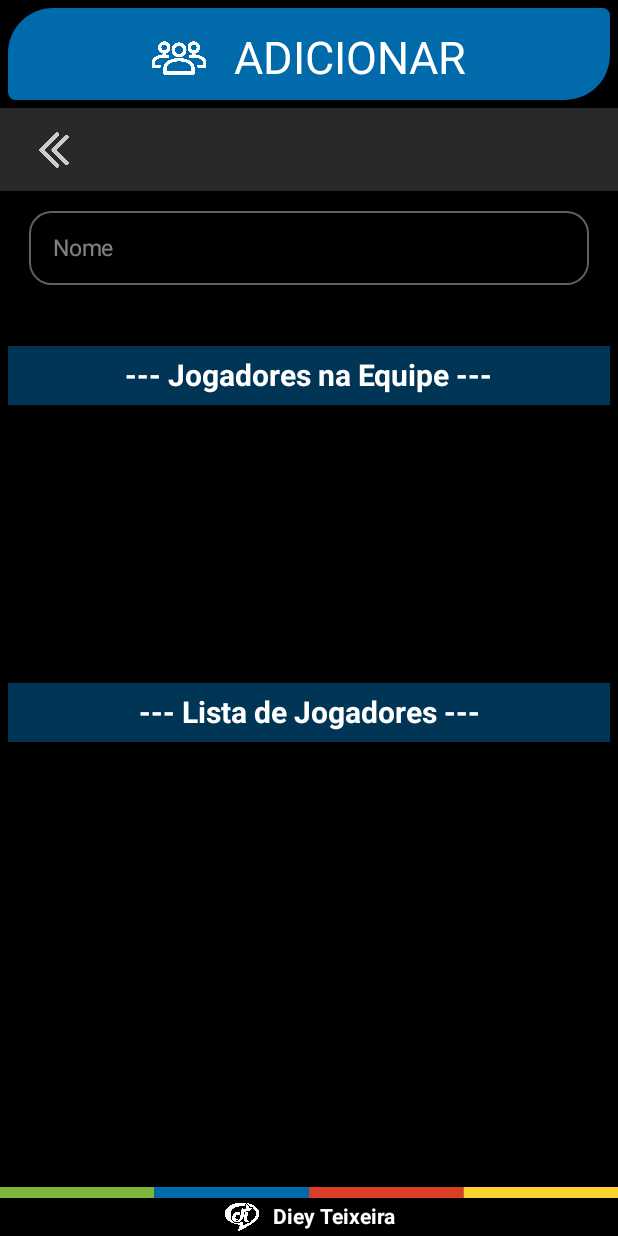
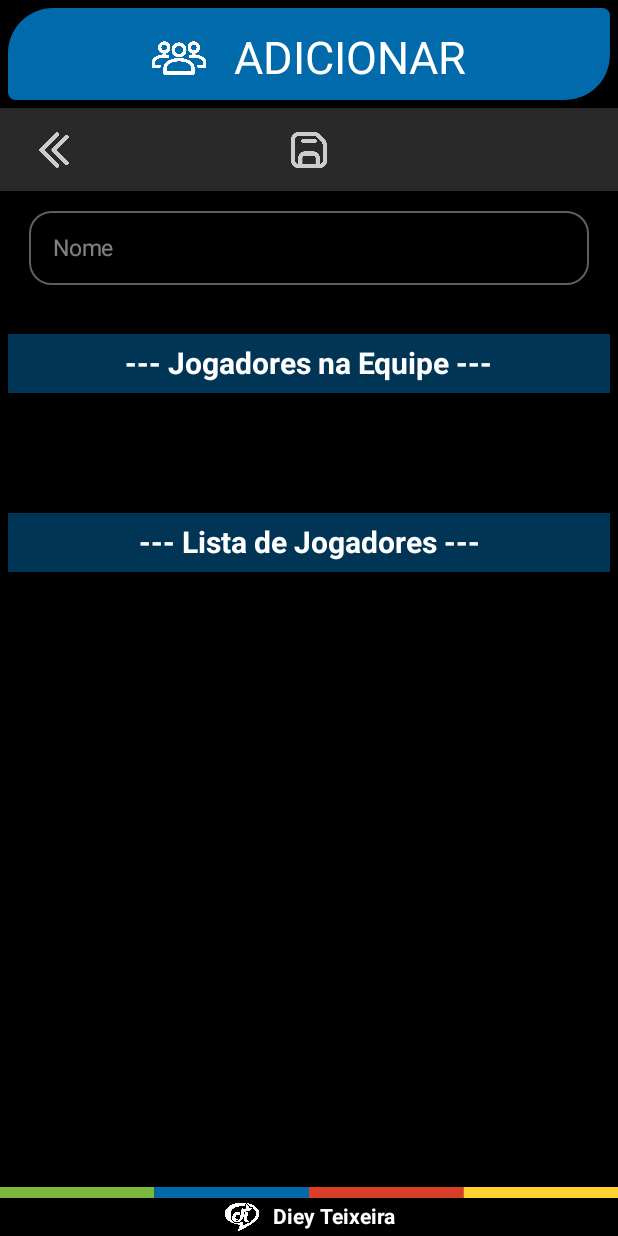
Before and after one commit to DieyTeixeira/PlacarUNO, an Android app built with Jetpack Compose: the TeamsListScreen screen opened through its navigation route, after a tap on "Add", on a phone screen of 412 x 824 dp. Run offline under Robolectric (Android 15) with nearby library versions, the phone set to English and light mode, and no system bars; our stand-ins replace Firebase (no records; nobody signed in at launch, a user with empty details on screens opened directly); libraries missing offline, so code that uses them is left out: com.google.android.exoplayer2.

Commit message:
PlacarUNO
Versão 1.1.5

Implementação completa:
- LogIn
- LogOut
- Cadastro
- Autenticação
- Navegação
- Visualização de senha
- Mensagem de boas vindas
- Fechamento do teclado
- Mensagem de erro caractere alfanumérico
- Ajuste de botões para edição e exclusão
- Inclusão tela equipes
- Ajustes botão exibir layouts
- Layout responsivo
- Verificação de versão
- Tela de atualização
- Rotina de Atualização
- Mensagem de informação
- Cadastrando jogador e equipe no Firebase
- Cadastrando jogador dentro de cada equipe
- Buscando jogadores da equipe para editar

```diff
--- a/app/src/main/java/br/com/dieyteixeira/placaruno/repositories/TeamsRepository.kt
+++ b/app/src/main/java/br/com/dieyteixeira/placaruno/repositories/TeamsRepository.kt
@@ -70,5 +70,6 @@ class TeamsRepository {
 
 fun Team.toTeam() = Team(
     team_id = this.team_id,
-    team_name = this.team_name
+    team_name = this.team_name,
+    team_players = this.team_players
 )
--- a/app/src/main/java/br/com/dieyteixeira/placaruno/ui/navigation/TeamsEditNavigation.kt
+++ b/app/src/main/java/br/com/dieyteixeira/placaruno/ui/navigation/TeamsEditNavigation.kt
@@ -6,10 +6,11 @@ import androidx.compose.runtime.rememberCoroutineScope
 import androidx.navigation.NavGraphBuilder
 import androidx.navigation.NavHostController
 import androidx.navigation.compose.composable
-import androidx.navigation.navArgument
 import br.com.dieyteixeira.placaruno.models.Team
 import br.com.dieyteixeira.placaruno.ui.screens.TeamsEditScreen
+import br.com.dieyteixeira.placaruno.ui.states.TeamsListUiState
 import br.com.dieyteixeira.placaruno.ui.viewmodels.TeamsEditViewModel
+import br.com.dieyteixeira.placaruno.ui.viewmodels.TeamsListViewModel
 import kotlinx.coroutines.launch
 import org.koin.androidx.compose.koinViewModel
 import org.koin.core.parameter.parametersOf
@@ -23,12 +24,20 @@ fun NavGraphBuilder.teamEditScreen(
     composable("$teamEditRoute?$teamIdArgument={$teamIdArgument}") {backStackEntry ->
         val teamId = backStackEntry.arguments?.getString(teamIdArgument)
         val scope = rememberCoroutineScope()
+
         val viewModel = koinViewModel<TeamsEditViewModel>(
             parameters = { parametersOf(teamId) })
-        val uiState by viewModel.uiState.collectAsState()
+        val uiState by viewModel.uiState
+            .collectAsState()
+
+        val viewModelList = koinViewModel<TeamsListViewModel>()
+        val uiStateList by viewModelList.uiState
+            .collectAsState(TeamsListUiState())
 
         TeamsEditScreen(
             uiState = uiState,
+            uiStateList = uiStateList,
+            currentPlayers = uiState.players,
             onSaveTeamClick = { selectedPlayers ->
                 scope.launch {
                     viewModel.save(selectedPlayers)
--- a/app/src/main/java/br/com/dieyteixeira/placaruno/ui/screens/TeamsEditScreen.kt
+++ b/app/src/main/java/br/com/dieyteixeira/placaruno/ui/screens/TeamsEditScreen.kt
@@ -10,6 +10,7 @@ import androidx.compose.foundation.layout.Spacer
 import androidx.compose.foundation.layout.fillMaxSize
 import androidx.compose.foundation.layout.fillMaxWidth
 import androidx.compose.foundation.layout.height
+import androidx.compose.foundation.layout.heightIn
 import androidx.compose.foundation.layout.padding
 import androidx.compose.foundation.layout.size
 import androidx.compose.foundation.layout.width
@@ -50,6 +51,7 @@ import br.com.dieyteixeira.placaruno.ui.components.ButtonInfo
 import br.com.dieyteixeira.placaruno.ui.components.GenericButtonBar
 import br.com.dieyteixeira.placaruno.ui.components.Header
 import br.com.dieyteixeira.placaruno.ui.states.TeamsEditUiState
+import br.com.dieyteixeira.placaruno.ui.states.TeamsListUiState
 import br.com.dieyteixeira.placaruno.ui.theme.AzulUno
 import br.com.dieyteixeira.placaruno.ui.theme.PlacarUNOTheme
 import br.com.dieyteixeira.placaruno.ui.theme.VerdeUno
@@ -59,27 +61,50 @@ import kotlinx.coroutines.delay
 @Composable
 fun TeamsEditScreen(
     uiState: TeamsEditUiState,
+    uiStateList: TeamsListUiState,
+    currentPlayers: List<Player>,
     modifier: Modifier = Modifier,
     onSaveTeamClick: (List<Player>) -> Unit,
     onBackClick: () -> Unit = {},
 ) {
 
     /***** VARIÁVEIS *****/
-    var isNameEmpty by remember { mutableStateOf(true) }
     val topAppBarTitle = uiState.topAppBarTitle
     val title = uiState.title
     val titleFontStyle = TextStyle.Default.copy(fontSize = 25.sp)
     val focusManager = LocalFocusManager.current
-    val player_team = remember { mutableStateOf<List<Player>>(emptyList()) }
     val maxTeamSize = 5
     val maxPlayersPerColumn = 3
     val context = LocalContext.current
+
+    val initialTeamPlayers = remember(uiState.title) {
+        initialTeamPlayers(uiState, uiStateList)
+    }
+
+    var combinedPlayers by remember { mutableStateOf(initialTeamPlayers) }
+
+    LaunchedEffect(uiState.title, uiStateList) {
+        combinedPlayers = initialTeamPlayers(uiState, uiStateList)
+    }
+
     var snackbarVisible by remember { mutableStateOf(false) }
 
     LaunchedEffect(snackbarVisible) {
         if (snackbarVisible) {
             delay(2000)
             snackbarVisible = false
+        }
+    }
+
+    fun updateCombinedPlayers(player: Player) {
+        if (combinedPlayers.contains(player)) {
+            combinedPlayers = combinedPlayers.filter { it != player }
+        } else {
+            if (combinedPlayers.size < maxTeamSize) {
+                combinedPlayers = combinedPlayers + player
+            } else {
+                snackbarVisible = true
+            }
         }
     }
 
@@ -105,18 +130,14 @@ fun TeamsEditScreen(
                     onClick = onBackClick
                 ),  // Posição 1 botão
                 null, // Posição 2 sem botão
-                if (isNameEmpty) {
-                    null // Posição 3 sem botão
-                } else {
                 ButtonInfo(
                     icon = painterResource(id = R.drawable.ic_save),
                     description = "Save",
                     onClick = {
                         focusManager.clearFocus()
-                            onSaveTeamClick(player_team.value)
+                        onSaveTeamClick(combinedPlayers)
                     }
-                    ) // Posição 3 botão
-                },
+                ), // Posição 3 botão
                 null, // Posição 4 sem botão
                 null, // Posição 5 sem botão
             ),
@@ -135,7 +156,6 @@ fun TeamsEditScreen(
                     value = title,
                     onValueChange = {
                         uiState.onTitleChange(it)
-                        isNameEmpty = it.isEmpty()
                     },
                     modifier = Modifier
                         .fillMaxWidth()
@@ -160,13 +180,15 @@ fun TeamsEditScreen(
             }
             Spacer(modifier = Modifier.height(30.dp))
 
-            /***** JOGADORES SELECIONADOS *****/
+            /***** LISTAS DE JOGADORES *****/
             Column(
                 modifier = Modifier
                     .fillMaxWidth()
-                    .height(200.dp)
-                    .padding(vertical = 8.dp)
+//                    .height(200.dp)
+//                    .padding(vertical = 8.dp)
             ) {
+
+                /* LISTA DE JOGADORE NA EQUIPE */
                 Box(
                     modifier = Modifier
                         .fillMaxWidth()
@@ -184,49 +206,45 @@ fun TeamsEditScreen(
                     )
                 }
                 Spacer(modifier = Modifier.height(10.dp))
-                Row {
-                    LazyColumn(
+                Row (
+                    modifier = Modifier
+                        .fillMaxWidth()
+                ){
+                    // Coluna esquerda
+                    Column(
                         modifier = Modifier.weight(1f)
                     ) {
-                        player_team.value.take(maxPlayersPerColumn).forEachIndexed { index, player ->
-                            item {
-                                Text(
-                                    text = player.player_name ?: "",
-                                    color = Color.White,
-                                    style = TextStyle.Default.copy(
-                                        fontSize = 18.sp
-                                    ),
-                                    modifier = Modifier.padding(8.dp)
-                                )
+                        PlayersList(
+                            players = combinedPlayers.take(3), // Pegando os primeiros 3 jogadores
+                            maxTeamSize = maxTeamSize
+                        ) { player ->
+                            updateCombinedPlayers(player)
+                        }
+                    }
+                    // Coluna direita
+                    Column(
+                        modifier = Modifier.weight(1f)
+                    ) {
+                        PlayersList(
+                            players = combinedPlayers.drop(3).take(3), // Pegando os jogadores restantes
+                            maxTeamSize = maxTeamSize
+                        ) { player ->
+                            updateCombinedPlayers(player)
                         }
                     }
                 }
-                    Spacer(modifier = Modifier.width(16.dp))
-                    LazyColumn(
-                        modifier = Modifier.weight(1f)
-                    ) {
-                        player_team.value.drop(maxPlayersPerColumn).take(maxPlayersPerColumn).forEachIndexed { index, player ->
-                            item {
-                                Text(
-                                    text = player.player_name ?: "",
-                                    color = Color.White,
-                                    style = TextStyle.Default.copy(
-                                        fontSize = 18.sp
-                                    ),
-                                    modifier = Modifier.padding(8.dp)
-                                )
-                            }
-                        }
-                    }
-                }
-                Spacer(modifier = Modifier.height(20.dp))
+                Spacer(modifier = Modifier.height(10.dp))
+                Column(
+                    modifier = Modifier
+                        .fillMaxWidth()
+                        .height(20.dp)
+                ){
                     if (snackbarVisible) {
                         Box(
                             modifier = Modifier
                                 .fillMaxWidth()
-                            .height(150.dp)
                                 .background(color = Color.White)
-                    ){
+                        ) {
                             Text(
                                 text = "Equipe completa!",
                                 color = Color.Red,
@@ -239,9 +257,11 @@ fun TeamsEditScreen(
                         }
                     }
                 }
+
                 Spacer(modifier = Modifier.height(30.dp))
 
-            /***** LISTA DE JOGADORES *****/
+                /* LISTA DE JOGADORES DISPONÍVEIS */
+
                 Box(
                     modifier = Modifier
                         .fillMaxWidth()
@@ -258,35 +278,25 @@ fun TeamsEditScreen(
                         modifier = Modifier.align(Alignment.Center)
                     )
                 }
-            Spacer(modifier = Modifier.height(5.dp))
-            LazyColumn(
+                Spacer(modifier = Modifier.height(10.dp))
+                Row {
+                    Column (
                         modifier = Modifier
                             .fillMaxWidth()
-                    .weight(1f)
+                            .height(200.dp)
+                            .padding(vertical = 8.dp)
                     ) {
-                itemsIndexed(uiState.players) { index, player ->
-                    Column(
-                        Modifier.padding(2.dp),
-                        verticalArrangement = Arrangement.spacedBy(2.dp)
-                    ) {
-                        PlayerItem(
-                            player = player,
-                            isSelected = player_team.value.contains(player),
-                            isInTeam = player_team.value.contains(player),
-                            onPlayerClick = {
-                                val isPlayerInTeam = player_team.value.contains(player)
-
-                                if (isPlayerInTeam) {
-                                    player_team.value = player_team.value - player
+                        PlayersList(currentPlayers, maxTeamSize) { player ->
+                            if (combinedPlayers.size < maxTeamSize || combinedPlayers.contains(player)) {
+                                combinedPlayers = if (combinedPlayers.contains(player)) {
+                                    combinedPlayers.filter { it != player }
                                 } else {
-                                    if (player_team.value.size < maxTeamSize) {
-                                        player_team.value = player_team.value + player
+                                    combinedPlayers + player
+                                }
                             } else {
                                 snackbarVisible = true
                             }
                         }
-                            }
-                        )
                     }
                 }
             }
@@ -299,10 +309,32 @@ fun TeamsEditScreen(
 }
 
 @Composable
+private fun PlayersList(
+    players: List<Player>,
+    maxTeamSize: Int,
+    onPlayerClick: (Player) -> Unit
+) {
+    Spacer(modifier = Modifier.height(10.dp))
+    LazyColumn(
+        modifier = Modifier
+            .fillMaxWidth()
+    ) {
+        items(players) { player ->
+            PlayerItem(
+                player = player,
+                isSelected = players.contains(player),
+                onPlayerClick = {
+                    onPlayerClick(player)
+                }
+            )
+        }
+    }
+}
+
+@Composable
 fun PlayerItem(
     player: Player,
     isSelected: Boolean,
-    isInTeam: Boolean,
     onPlayerClick: () -> Unit
 ) {
     Row(
@@ -315,14 +347,14 @@ fun PlayerItem(
         Icon(
             imageVector = Icons.Outlined.CheckCircle,
             contentDescription = null,
-            tint = if (isInTeam) Color.White else Color.Transparent,
+            tint = if (isSelected) Color.White else Color.Transparent,
             modifier = Modifier
                 .size(30.dp)
                 .padding(start = 8.dp)
         )
         Spacer(modifier = Modifier.width(5.dp))
         Text(
-            text = player.player_name,
+            text = player.player_name ?: "",
             style = TextStyle.Default.copy(
                 fontSize = 18.sp,
                 color = if (isSelected) Color.Gray else Color.White
@@ -332,32 +364,10 @@ fun PlayerItem(
     }
 }
 
-
-/***** VISUALIZAÇÃO ADICIONAR *****/
-@Preview(showBackground = true)
-@Composable
-fun TeamsEditScreenPreview() {
-    PlacarUNOTheme {
-        TeamsEditScreen(
-            uiState = TeamsEditUiState(
-                topAppBarTitle = "CADASTRAR"
-            ),
-            onSaveTeamClick = {}
-        )
+// Função para inicializar os jogadores da equipe
+private fun initialTeamPlayers(uiState: TeamsEditUiState, uiStateList: TeamsListUiState): List<Player> {
+    val initialTeam = uiStateList.teams.firstOrNull { it.team_name == uiState.title }
+    return initialTeam?.team_players?.map { playerName ->
+        Player(player_name = playerName)
+    } ?: emptyList()
 }
-}
-
-/***** VISUALIZAÇÃO EDITAR *****/
-@Preview(showBackground = true)
-@Composable
-fun TeamsEditScreenWithEditModePreview() {
-    PlacarUNOTheme {
-        TeamsEditScreen(
-            uiState = TeamsEditUiState(
-                topAppBarTitle = "EDITAR",
-                isDeleteEnabled = true
-            ),
-            onSaveTeamClick = {}
-        )
-    }
-}
--- a/app/src/main/java/br/com/dieyteixeira/placaruno/ui/screens/TeamsListScreen.kt
+++ b/app/src/main/java/br/com/dieyteixeira/placaruno/ui/screens/TeamsListScreen.kt
@@ -2,6 +2,7 @@ package br.com.dieyteixeira.placaruno.ui.screens
 
 import androidx.compose.foundation.ExperimentalFoundationApi
 import androidx.compose.foundation.background
+import androidx.compose.foundation.border
 import androidx.compose.foundation.clickable
 import androidx.compose.foundation.combinedClickable
 import androidx.compose.foundation.layout.Arrangement
@@ -12,13 +13,19 @@ import androidx.compose.foundation.layout.Spacer
 import androidx.compose.foundation.layout.fillMaxSize
 import androidx.compose.foundation.layout.fillMaxWidth
 import androidx.compose.foundation.layout.height
+import androidx.compose.foundation.layout.heightIn
 import androidx.compose.foundation.layout.padding
 import androidx.compose.foundation.lazy.LazyColumn
+import androidx.compose.foundation.lazy.items
 import androidx.compose.foundation.lazy.itemsIndexed
 import androidx.compose.foundation.shape.RoundedCornerShape
 import androidx.compose.material.icons.Icons
+import androidx.compose.material.icons.filled.ArrowDropDown
+import androidx.compose.material.icons.filled.ArrowDropUp
 import androidx.compose.material.icons.filled.Delete
 import androidx.compose.material.icons.filled.Edit
+import androidx.compose.material.icons.filled.KeyboardDoubleArrowDown
+import androidx.compose.material.icons.filled.KeyboardDoubleArrowUp
 import androidx.compose.material3.AlertDialog
 import androidx.compose.material3.Button
 import androidx.compose.material3.Icon
@@ -40,6 +47,7 @@ import androidx.compose.ui.text.style.TextOverflow
 import androidx.compose.ui.unit.dp
 import androidx.compose.ui.unit.sp
 import br.com.dieyteixeira.placaruno.R
+import br.com.dieyteixeira.placaruno.models.Player
 import br.com.dieyteixeira.placaruno.models.Team
 import br.com.dieyteixeira.placaruno.ui.components.Baseboard
 import br.com.dieyteixeira.placaruno.ui.components.ButtonInfo
@@ -127,7 +135,7 @@ fun TeamsListScreen(
                             )
                     ) {
                         Column(
-                            Modifier.padding(5.dp),
+                            Modifier.padding(top = 10.dp),
                             verticalArrangement = Arrangement.spacedBy(5.dp)
                         ) {
                             Box(
@@ -177,6 +185,43 @@ fun TeamsListScreen(
                             }
                         }
                     }
+                    if (showActions) {
+                        Column(
+                            modifier = Modifier
+                                .padding(bottom = 2.dp, start = 20.dp, end = 20.dp)
+                                .heightIn(max = 200.dp) // Limitar a altura
+                                .fillMaxWidth()
+                                .background(
+                                    Color(0xFFA7A7A7).copy(alpha = 0.5f),
+                                    RoundedCornerShape(
+                                        topStart = 0.dp,
+                                        bottomStart = 10.dp,
+                                        topEnd = 0.dp,
+                                        bottomEnd = 10.dp
+                                    )
+                                ) // Borda para visualização
+                        ) {
+                            Spacer(modifier = Modifier.height(3.dp))
+                            LazyColumn(
+                                modifier = Modifier
+                                    .fillMaxWidth()
+                                    .padding(top = 3.dp, bottom = 5.dp, start = 5.dp, end = 5.dp)
+                                    .heightIn(max = 200.dp)
+                            ) {
+                                items(team.team_players) { playerName ->
+                                    Text(
+                                        text = playerName,
+                                        style = TextStyle.Default.copy(
+                                            fontSize = 16.sp,
+                                            color = Color.White
+                                        ),
+                                        modifier = Modifier.padding(top = 2.dp, bottom = 2.dp, start = 10.dp, end = 10.dp)
+                                    )
+                                }
+                            }
+                            Spacer(modifier = Modifier.height(5.dp))
+                        }
+                    }
                 }
             }
         }
--- a/app/src/main/java/br/com/dieyteixeira/placaruno/ui/states/TeamsEditUiState.kt
+++ b/app/src/main/java/br/com/dieyteixeira/placaruno/ui/states/TeamsEditUiState.kt
@@ -1,13 +1,16 @@
 package br.com.dieyteixeira.placaruno.ui.states
 
 import br.com.dieyteixeira.placaruno.models.Player
+import br.com.dieyteixeira.placaruno.models.Team
 
 data class TeamsEditUiState(
     val teamId: String? = null,
     val title: String = "",
+    val playerNames: List<String> = emptyList(),
     val topAppBarTitle: String = "",
     val onTitleChange: (String) -> Unit = {},
     val isDeleteEnabled: Boolean = false,
 
+    val teams: List<Team> = emptyList(),
     val players: List<Player> = emptyList(),
 )
--- a/app/src/main/java/br/com/dieyteixeira/placaruno/ui/states/TeamsListUiState.kt
+++ b/app/src/main/java/br/com/dieyteixeira/placaruno/ui/states/TeamsListUiState.kt
@@ -3,5 +3,7 @@ package br.com.dieyteixeira.placaruno.ui.states
 import br.com.dieyteixeira.placaruno.models.Team
 
 data class TeamsListUiState (
-    val teams: List<Team> = emptyList()
+    val teams: List<Team> = emptyList(),
+
+    val uiStateList: List<Team> = emptyList()
 )
```
Also changed, not shown: app/src/main/java/br/com/dieyteixeira/placaruno/models/Team.kt (+1 -6 lines), app/src/main/java/br/com/dieyteixeira/placaruno/ui/viewmodels/TeamsEditViewModel.kt (+3 -6 lines), app/src/main/java/br/com/dieyteixeira/placaruno/ui/viewmodels/TeamsListViewModel.kt (+14 -1 lines). Lines whose indentation alone changed are shown as unchanged.
